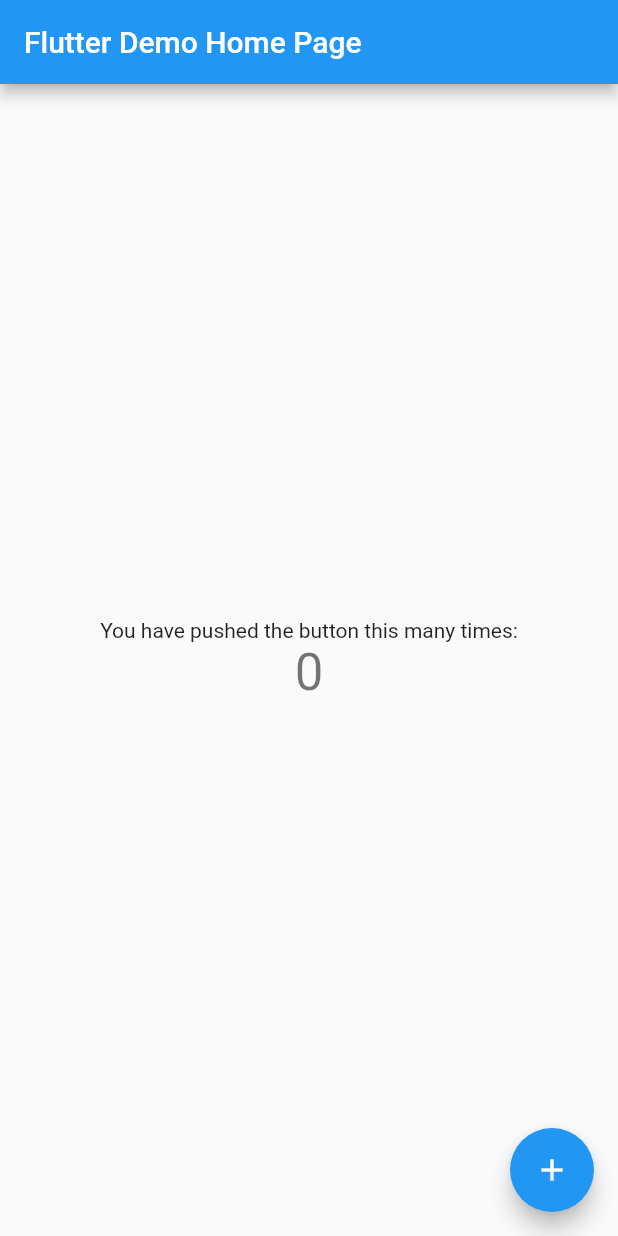
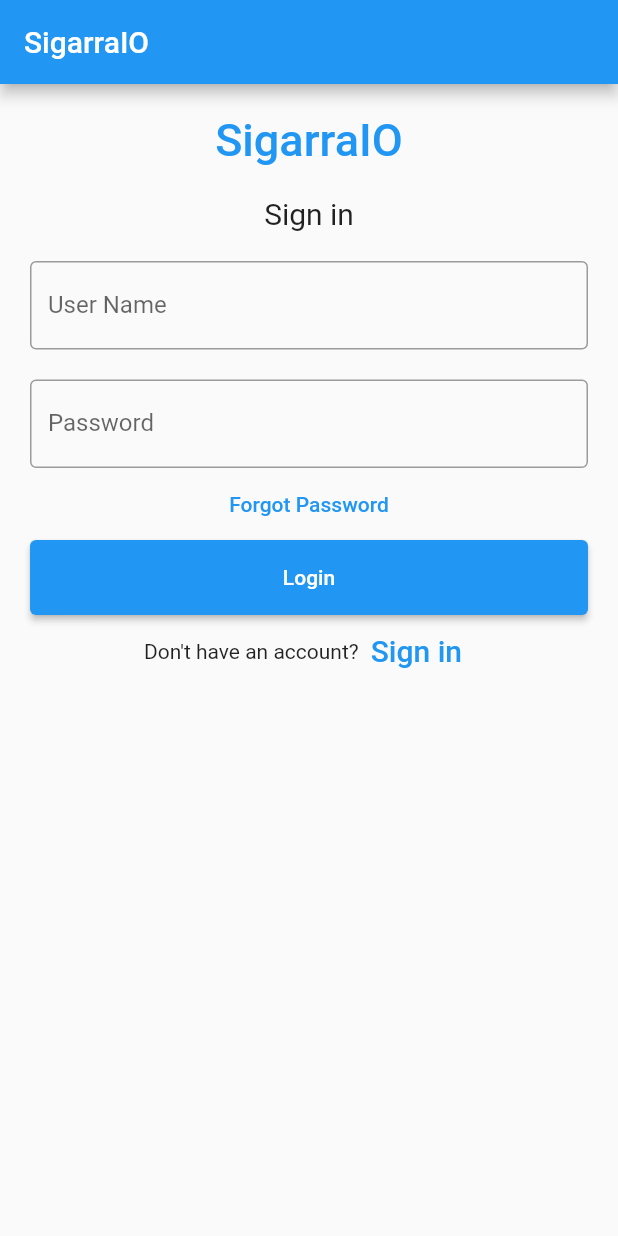
Before and after one commit to LEIC-ES-2021-22/2LEIC15T1, a Flutter app: the screen it shows after launch, on a phone screen of 412 x 824 dp. Run offline on Flutter 3.47's test engine with Material 2 defaults, Android fonts, the phone set to English and light mode, and no system bars; project files that could hold a hidden picture were left out.

Commit message:
created initial login prototype

```diff
--- a/lib/main.dart
+++ b/lib/main.dart
@@ -1,115 +1,112 @@
 import 'package:flutter/material.dart';
 
-void main() {
-  runApp(const MyApp());
-}
+void main() => runApp(const MyApp());
 
 class MyApp extends StatelessWidget {
   const MyApp({Key? key}) : super(key: key);
 
-  // This widget is the root of your application.
+  static const String _title = 'SigarraIO';
+
   @override
   Widget build(BuildContext context) {
     return MaterialApp(
-      title: 'Flutter Demo',
-      theme: ThemeData(
-        // This is the theme of your application.
-        //
-        // Try running your application with "flutter run". You'll see the
-        // application has a blue toolbar. Then, without quitting the app, try
-        // changing the primarySwatch below to Colors.green and then invoke
-        // "hot reload" (press "r" in the console where you ran "flutter run",
-        // or simply save your changes to "hot reload" in a Flutter IDE).
-        // Notice that the counter didn't reset back to zero; the application
-        // is not restarted.
-        primarySwatch: Colors.blue,
+      title: _title,
+      home: Scaffold(
+        appBar: AppBar(title: const Text(_title)),
+        body: const MyStatefulWidget(),
       ),
-      home: const MyHomePage(title: 'Flutter Demo Home Page'),
     );
   }
 }
 
-class MyHomePage extends StatefulWidget {
-  const MyHomePage({Key? key, required this.title}) : super(key: key);
-
-  // This widget is the home page of your application. It is stateful, meaning
-  // that it has a State object (defined below) that contains fields that affect
-  // how it looks.
-
-  // This class is the configuration for the state. It holds the values (in this
-  // case the title) provided by the parent (in this case the App widget) and
-  // used by the build method of the State. Fields in a Widget subclass are
-  // always marked "final".
-
-  final String title;
+class MyStatefulWidget extends StatefulWidget {
+  const MyStatefulWidget({Key? key}) : super(key: key);
 
   @override
-  State<MyHomePage> createState() => _MyHomePageState();
+  State<MyStatefulWidget> createState() => _MyStatefulWidgetState();
 }
 
-class _MyHomePageState extends State<MyHomePage> {
-  int _counter = 0;
-
-  void _incrementCounter() {
-    setState(() {
-      // This call to setState tells the Flutter framework that something has
-      // changed in this State, which causes it to rerun the build method below
-      // so that the display can reflect the updated values. If we changed
-      // _counter without calling setState(), then the build method would not be
-      // called again, and so nothing would appear to happen.
-      _counter++;
-    });
-  }
+class _MyStatefulWidgetState extends State<MyStatefulWidget> {
+  TextEditingController nameController = TextEditingController();
+  TextEditingController passwordController = TextEditingController();
 
   @override
   Widget build(BuildContext context) {
-    // This method is rerun every time setState is called, for instance as done
-    // by the _incrementCounter method above.
-    //
-    // The Flutter framework has been optimized to make rerunning build methods
-    // fast, so that you can just rebuild anything that needs updating rather
-    // than having to individually change instances of widgets.
-    return Scaffold(
-      appBar: AppBar(
-        // Here we take the value from the MyHomePage object that was created by
-        // the App.build method, and use it to set our appbar title.
-        title: Text(widget.title),
-      ),
-      body: Center(
-        // Center is a layout widget. It takes a single child and positions it
-        // in the middle of the parent.
-        child: Column(
-          // Column is also a layout widget. It takes a list of children and
-          // arranges them vertically. By default, it sizes itself to fit its
-          // children horizontally, and tries to be as tall as its parent.
-          //
-          // Invoke "debug painting" (press "p" in the console, choose the
-          // "Toggle Debug Paint" action from the Flutter Inspector in Android
-          // Studio, or the "Toggle Debug Paint" command in Visual Studio Code)
-          // to see the wireframe for each widget.
-          //
-          // Column has various properties to control how it sizes itself and
-          // how it positions its children. Here we use mainAxisAlignment to
-          // center the children vertically; the main axis here is the vertical
-          // axis because Columns are vertical (the cross axis would be
-          // horizontal).
-          mainAxisAlignment: MainAxisAlignment.center,
+    return Padding(
+        padding: const EdgeInsets.all(10),
+        child: ListView(
           children: <Widget>[
-            const Text(
-              'You have pushed the button this many times:',
+            Container(
+                alignment: Alignment.center,
+                padding: const EdgeInsets.all(10),
+                child: const Text(
+                  'SigarraIO',
+                  style: TextStyle(
+                      color: Colors.blue,
+                      fontWeight: FontWeight.w500,
+                      fontSize: 30),
+                )),
+            Container(
+                alignment: Alignment.center,
+                padding: const EdgeInsets.all(10),
+                child: const Text(
+                  'Sign in',
+                  style: TextStyle(fontSize: 20),
+                )),
+            Container(
+              padding: const EdgeInsets.all(10),
+              child: TextField(
+                controller: nameController,
+                decoration: const InputDecoration(
+                  border: OutlineInputBorder(),
+                  labelText: 'User Name',
+                ),
+              ),
             ),
-            Text(
-              '$_counter',
-              style: Theme.of(context).textTheme.headline4,
+            Container(
+              padding: const EdgeInsets.fromLTRB(10, 10, 10, 0),
+              child: TextField(
+                obscureText: true,
+                controller: passwordController,
+                decoration: const InputDecoration(
+                  border: OutlineInputBorder(),
+                  labelText: 'Password',
+                ),
+              ),
+            ),
+            TextButton(
+              onPressed: () {
+                //forgot password screen
+              },
+              child: const Text('Forgot Password',),
+            ),
+            Container(
+                height: 50,
+                padding: const EdgeInsets.fromLTRB(10, 0, 10, 0),
+                child: ElevatedButton(
+                  child: const Text('Login'),
+                  onPressed: () {
+                    print(nameController.text);
+                    print(passwordController.text);
+                  },
+                )
+            ),
+            Row(
+              children: <Widget>[
+                const Text("Don't have an account?"),
+                TextButton(
+                  child: const Text(
+                    'Sign in',
+                    style: TextStyle(fontSize: 20),
+                  ),
+                  onPressed: () {
+                    //signup screen
+                  },
+                )
+              ],
+              mainAxisAlignment: MainAxisAlignment.center,
             ),
           ],
-        ),
-      ),
-      floatingActionButton: FloatingActionButton(
-        onPressed: _incrementCounter,
-        tooltip: 'Increment',
-        child: const Icon(Icons.add),
-      ), // This trailing comma makes auto-formatting nicer for build methods.
-    );
+        ));
   }
 }
```
Also changed, not shown: pubspec.lock, 1 other file.
